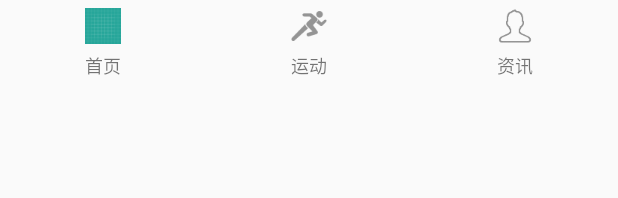
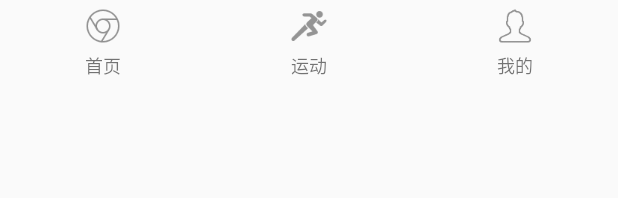
Before and after one commit to DLWangSan/bbusport, an Android app: the layout view_main_bottom.xml on its own in the app's theme, with its tools: preview values and no code run, on a phone screen of 412 x 824 dp. Shown: the top 198 px of the screen. Run offline under Robolectric (Android 15) with nearby library versions, the phone set to English and light mode, and no system bars.

Commit message:
字符串优化

```diff
--- a/app/src/main/res/layout/view_main_bottom.xml
+++ b/app/src/main/res/layout/view_main_bottom.xml
@@ -13,13 +13,13 @@
             android:layout_width="@dimen/activity_main_bottom_image_height"
             android:layout_height="@dimen/activity_main_bottom_image_height"
             android:layout_marginTop="5dp"
-            android:background="@drawable/ic_launcher_background"
+            android:background="@mipmap/tab_information_unselected"
             />
 
         <TextView
             style="@style/base_small_text"
             android:layout_marginTop="5dp"
-            android:text="首页" />
+            android:text="@string/first_page" />
     </LinearLayout>
 
     <LinearLayout
@@ -36,7 +36,7 @@
         <TextView
             style="@style/base_small_text"
             android:layout_marginTop="5dp"
-            android:text="运动" />
+            android:text="@string/sport" />
 
     </LinearLayout>
 
@@ -54,7 +54,7 @@
         <TextView
             style="@style/base_small_text"
             android:layout_marginTop="5dp"
-            android:text="资讯" />
+            android:text="@string/mine" />
 
     </LinearLayout>
 
--- a/app/src/main/res/values/strings.xml
+++ b/app/src/main/res/values/strings.xml
@@ -1,3 +1,9 @@
 <resources>
-    <string name="app_name">BBUSport</string>
+    <string name="app_name">BBU运动</string>
+    <string name="first_page">首页</string>
+    <string name="sport">运动</string>
+    <string name="mine">我的</string>
+
+
+
 </resources>
```
Also changed, not shown: app/src/main/res/layout/activity_map.xml (+5 -5 lines).
